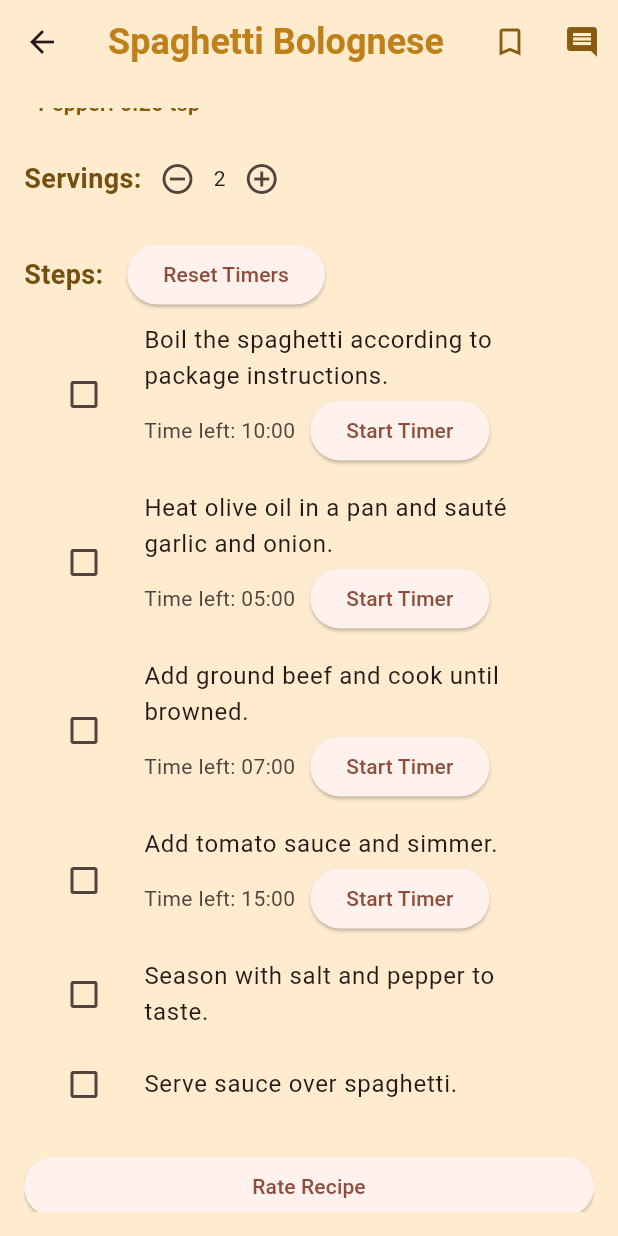
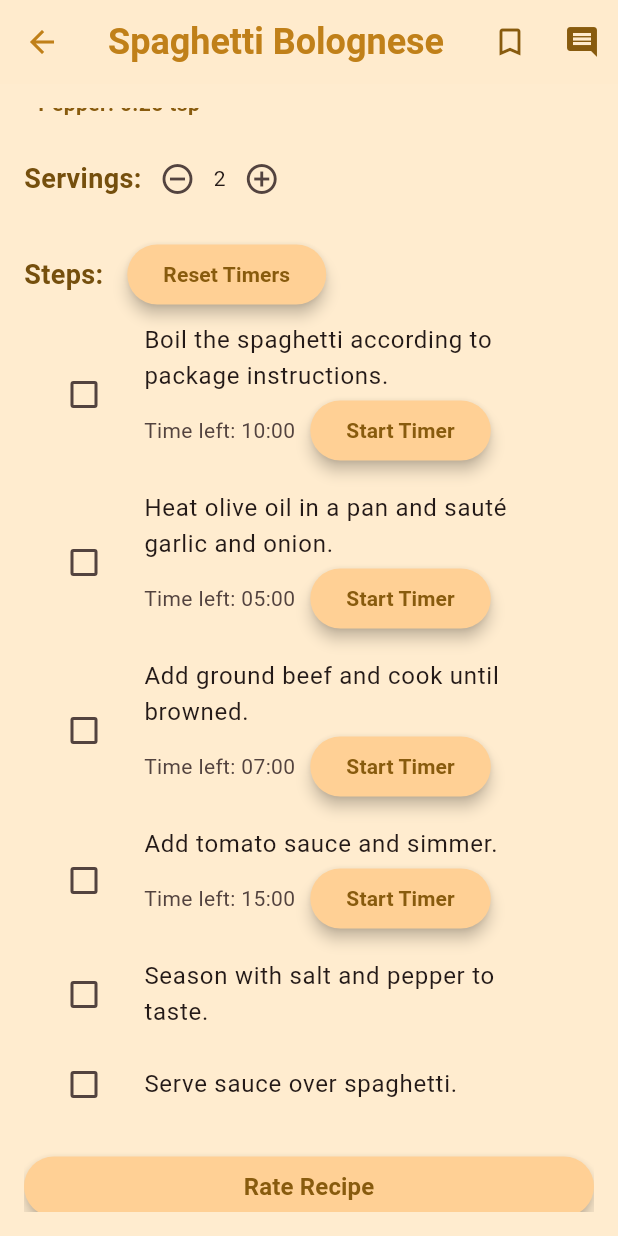
Before and after one commit to FontesTaken/EasyDish_app, a Flutter app: the RecipeDetailPage screen opened directly with sample values from the repository, scrolled down 507 dp, on a phone screen of 412 x 824 dp. Run offline on Flutter 3.47's test engine with Material 3 defaults, Android fonts, the phone set to English and light mode, and no system bars; our stand-ins replace flutter_local_notifications, font_awesome_flutter, image_picker, shared_preferences, timezone; accounts and stored records are empty; network calls fail.

Commit message:
Beautified the rate recipe page

```diff
--- a/easy_dish/lib/screens/recipe/recipe_detail_page.dart
+++ b/easy_dish/lib/screens/recipe/recipe_detail_page.dart
@@ -32,7 +32,7 @@ class _RecipeDetailPageState extends State<RecipeDetailPage> {
       context,
       MaterialPageRoute(
         builder: (context) => RateRecipePage(
-          recipeName: widget.recipe.name,
+          recipe: widget.recipe,
           onSubmit: (comment) {
             setState(() {
               widget.recipe.comments.add(comment);
@@ -202,6 +202,13 @@ class _RecipeDetailPageState extends State<RecipeDetailPage> {
         child: Scaffold(
           backgroundColor: Colors.orange.withOpacity(0.19),
           appBar: AppBar(
+            leading: IconButton(
+              icon: Icon(Icons.arrow_back),
+              color: Color(0xFFC08019),
+              onPressed: () {
+                Navigator.pop(context);
+              },
+            ),
             scrolledUnderElevation: 0,
             backgroundColor: Colors.orange.withOpacity(0.01),
             title: Text(widget.recipe.name,
@@ -325,7 +332,17 @@ class _RecipeDetailPageState extends State<RecipeDetailPage> {
                     const SizedBox(width: 16),
                     ElevatedButton(
                       onPressed: () => resetTimer(),
-                      child: Text("Reset Timers"),
+                      style: ElevatedButton.styleFrom(
+                          backgroundColor: Color(0xFFFFD095),
+                          elevation: 4
+                      ),
+                      child: Text(
+                          "Reset Timers",
+                          style: TextStyle(
+                            color: Color(0xFF885B0E),
+                            fontWeight: FontWeight.bold,
+                            fontSize: 14,
+                          )),
                     ),
                   ],
                 ),
@@ -356,9 +373,18 @@ class _RecipeDetailPageState extends State<RecipeDetailPage> {
                                 const SizedBox(width: 10),
                                 ElevatedButton(
                                   onPressed: () => toggleTimer(index),
+                                  style: ElevatedButton.styleFrom(
+                                      backgroundColor: Color(0xFFFFD095),
+                                      elevation: 4
+                                  ),
                                   child: Text(isTimerActive
                                       ? 'Stop Timer'
-                                      : 'Start Timer'),
+                                      : 'Start Timer',
+                                      style: TextStyle(
+                                        color: Color(0xFF885B0E),
+                                        fontWeight: FontWeight.bold,
+                                        fontSize: 14,
+                                      )),
                                 ),
                               ]
                             ],
@@ -369,7 +395,17 @@ class _RecipeDetailPageState extends State<RecipeDetailPage> {
                 const SizedBox(height: 16),
                 ElevatedButton(
                   onPressed: navigateToRateRecipe,
-                  child: const Text('Rate Recipe'),
+                  style: ElevatedButton.styleFrom(
+                      backgroundColor: Color(0xFFFFD095),
+                      elevation: 4
+                  ),
+                  child: const Text(
+                      'Rate Recipe',
+                      style: TextStyle(
+                        color: Color(0xFF885B0E),
+                        fontWeight: FontWeight.bold,
+                        fontSize: 16,
+                      )),
                 ),
               ],
             ),
```
Also changed, not shown: easy_dish/lib/screens/recipe/rate_recipe_page.dart (+78 -14 lines), 1 other file.
